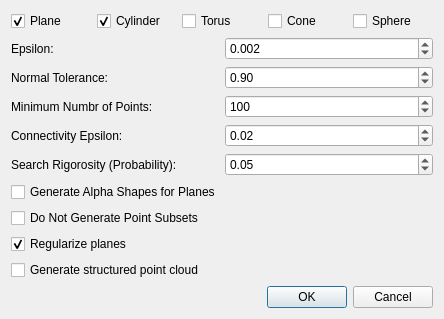
Above: Polyhedron/demo/Polyhedron/Plugins/Point_set/Point_set_shape_detection_plugin.ui from CGAL/cgal before the change. Below: the same form after it.
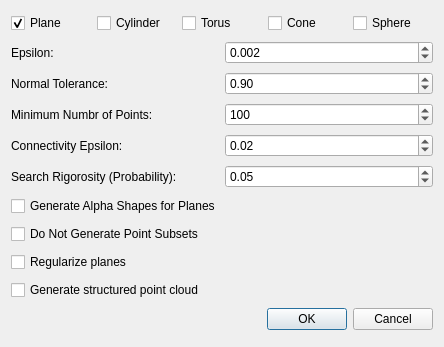
That is the form after the change.

Commit message: Bugfix: use addItem instead of addGroup

The edit to the form file:
```diff
--- a/Polyhedron/demo/Polyhedron/Plugins/Point_set/Point_set_shape_detection_plugin.ui
+++ b/Polyhedron/demo/Polyhedron/Plugins/Point_set/Point_set_shape_detection_plugin.ui
@@ -7,7 +7,7 @@
     <x>0</x>
     <y>0</y>
     <width>444</width>
-    <height>295</height>
+    <height>347</height>
    </rect>
   </property>
   <property name="windowTitle">
@@ -32,7 +32,7 @@
         <string>Cylinder</string>
        </property>
        <property name="checked">
-        <bool>true</bool>
+        <bool>false</bool>
        </property>
       </widget>
      </item>
@@ -158,7 +158,7 @@
         <number>2</number>
        </property>
        <property name="maximum">
-        <double>1.000000000000000</double>
+        <double>100.000000000000000</double>
        </property>
        <property name="singleStep">
         <double>0.010000000000000</double>
@@ -217,7 +217,7 @@
       <string>Regularize planes</string>
      </property>
      <property name="checked">
-      <bool>true</bool>
+      <bool>false</bool>
      </property>
     </widget>
    </item>
```
The commit also changes 1 other file.
